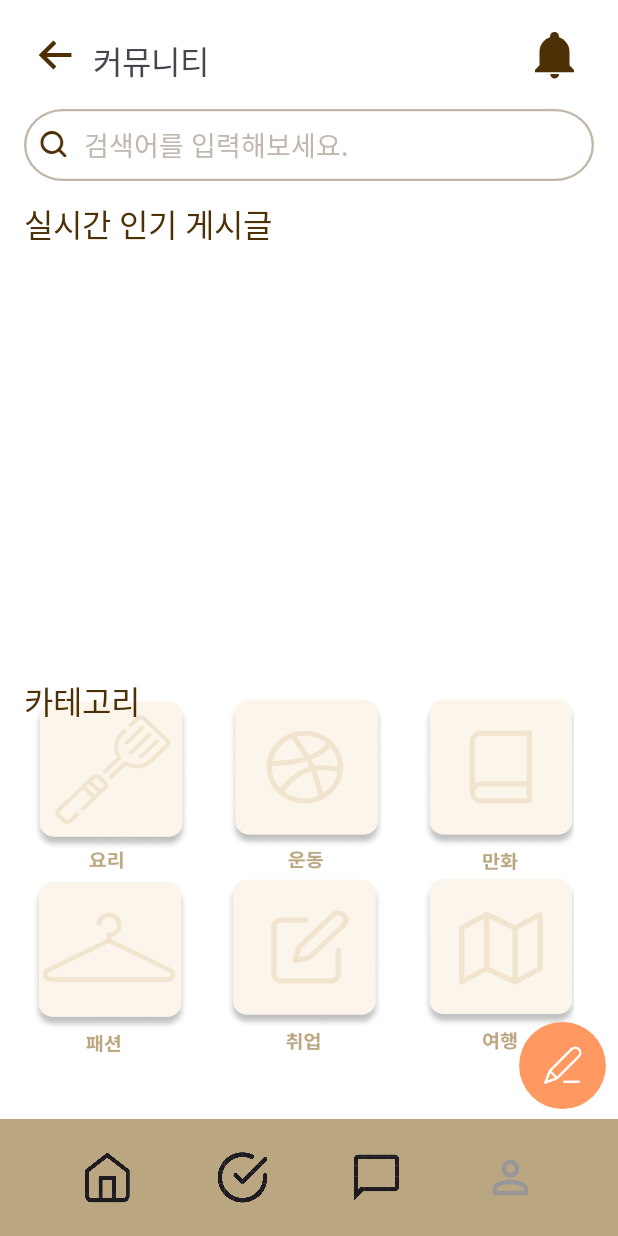
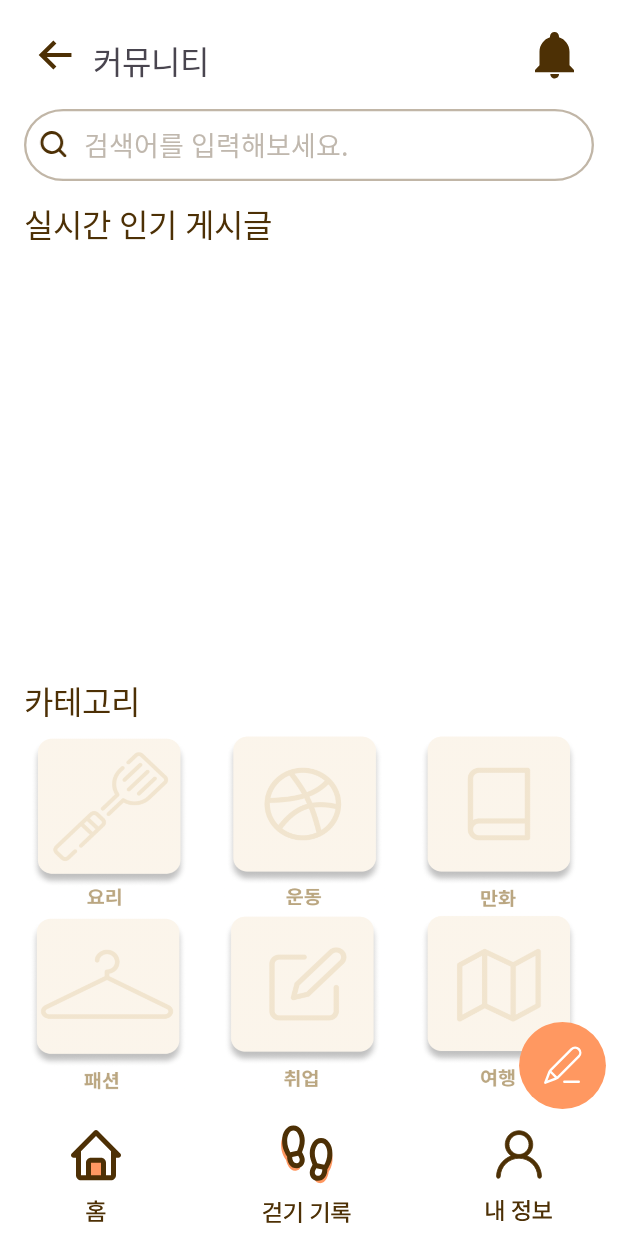
Before and after one commit to imhb11/hardcapstone, an Android app: the Community screen opened directly, with no data from a screen before it, on a phone screen of 412 x 824 dp. Run offline under Robolectric (Android 15) with nearby library versions, the phone set to English and light mode, and no system bars; our stand-ins replace Volley; libraries missing offline, so code that uses them is left out: com.prolificinteractive.materialcalendarview, org.checkerframework.checker; network calls fail; 8 statements that could not run were skipped.

Commit message:
걸음수 측정 완성>< 커뮤니티 리스트출력가능

```diff
--- a/app/src/main/java/com/example/youlivealone/Check.java
+++ b/app/src/main/java/com/example/youlivealone/Check.java
@@ -35,6 +35,7 @@ import com.prolificinteractive.materialcalendarview.DayViewDecorator;
 import com.prolificinteractive.materialcalendarview.DayViewFacade;
 import com.prolificinteractive.materialcalendarview.MaterialCalendarView;
 
+import org.checkerframework.checker.units.qual.C;
 import org.json.JSONException;
 import org.json.JSONObject;
 
@@ -88,7 +89,6 @@ public class Check extends AppCompatActivity implements SensorEventListener {
 
         setFullMonthView();
         displayStepsFromLocal();
-        // fetchStepsFromServer();
         scheduleDailyUpload();
 
         findViewById(R.id.home).setOnClickListener(v -> {
@@ -164,24 +164,48 @@ public class Check extends AppCompatActivity implements SensorEventListener {
     }
 
     private void displayStepsFromLocal() {
-        SharedPreferences prefs = getSharedPreferences("StepPrefs", MODE_PRIVATE);
-        Map<String, ?> allEntries = prefs.getAll();
         calendarView.removeDecorators();
-
         List<DayViewDecorator> decorators = new ArrayList<>();
 
-        for (Map.Entry<String, ?> entry : allEntries.entrySet()) {
-            String dateStr = entry.getKey();
-            if (dateStr.equals("initialSensorSteps") || dateStr.equals("총합")) continue;
+        Calendar startCal = Calendar.getInstance();
+        startCal.add(Calendar.MONTH, -2);
 
-            try {
-                int steps = (int) entry.getValue();
-                LocalDate date = LocalDate.parse(dateStr);
-                CalendarDay day = CalendarDay.from(date.getYear(), date.getMonthValue(), date.getDayOfMonth());
-                decorators.add(new StepDecorator(day, steps));
-            } catch (Exception e) {
-                Log.e("StepCalendar", "날짜 파싱 오류: " + dateStr);
+        Calendar endCal = Calendar.getInstance();
+        endCal.add(Calendar.MONTH, 2);
+
+        Calendar today = Calendar.getInstance();
+
+        while (!startCal.after(endCal)) {
+            int year = startCal.get(Calendar.YEAR);
+            int month = startCal.get(Calendar.MONTH); // 0-based
+            int day = startCal.get(Calendar.DAY_OF_MONTH);
+
+            boolean isBeforeOrToday =
+                    (year < today.get(Calendar.YEAR)) ||
+                            (year == today.get(Calendar.YEAR) && month < today.get(Calendar.MONTH)) ||
+                            (year == today.get(Calendar.YEAR) && month == today.get(Calendar.MONTH) && day < today.get(Calendar.DAY_OF_MONTH));
+
+            if (isBeforeOrToday) {
+                CalendarDay calendarDay = CalendarDay.from(year, month, day);
+                decorators.add(new StepDecorator(calendarDay, 0));
             }
+
+            boolean isToday =
+                    (year == today.get(Calendar.YEAR)) &&
+                            (month == today.get(Calendar.MONTH)) &&
+                            (day == today.get(Calendar.DAY_OF_MONTH));
+
+            if (isToday) {
+                String todayStr = new SimpleDateFormat("yyyy-MM-dd", Locale.getDefault()).format(new Date());
+                SharedPreferences prefs = getSharedPreferences("StepPrefs", MODE_PRIVATE);
+                int todaySteps = prefs.getInt(todayStr, 0);
+
+                CalendarDay calendarDay = CalendarDay.from(year, month, day);
+                decorators.add(new StepDecorator(calendarDay, todaySteps));
+            }
+
+
+            startCal.add(Calendar.DAY_OF_MONTH, 1);
         }
 
         for (DayViewDecorator decorator : decorators) {
@@ -283,8 +307,8 @@ public class Check extends AppCompatActivity implements SensorEventListener {
         public StepTextSpan(int steps) {
             this.steps = steps;
             this.paint = new Paint();
-            paint.setColor(Color.RED); // 강조 색상으로
-            paint.setTextSize(24f);    // 적절한 크기
+            paint.setColor(Color.BLACK); // 강조 색상으로
+            paint.setTextSize(40f);    // 적절한 크기
             paint.setAntiAlias(true);
             paint.setTextAlign(Paint.Align.CENTER);
             paint.setFakeBoldText(true);
@@ -294,7 +318,7 @@ public class Check extends AppCompatActivity implements SensorEventListener {
         public void drawBackground(Canvas canvas, Paint paint, int left, int right, int top, int baseline, int bottom,
                                    CharSequence text, int start, int end, int lineNumber) {
             float x = (left + right) / 2f;
-            float y = (top + bottom) / 2f + 10f;
+            float y = (top + bottom) / 2f + 65f;
             canvas.drawText(String.valueOf(steps), x, y, this.paint);
         }
     }
--- a/app/src/main/java/com/example/youlivealone/Community.java
+++ b/app/src/main/java/com/example/youlivealone/Community.java
@@ -46,7 +46,7 @@ public class Community extends AppCompatActivity {
 
 
         //버튼 작동코드들
-        findViewById(R.id.check).setOnClickListener(v -> {
+        findViewById(R.id.foots).setOnClickListener(v -> {
             Intent intent = new Intent(Community.this, Check.class);
             startActivity(intent);
         });
@@ -56,10 +56,6 @@ public class Community extends AppCompatActivity {
             startActivity(intent);
         });
 
-        findViewById(R.id.chat).setOnClickListener(v -> {
-            Intent intent = new Intent(Community.this, Chat.class);
-            startActivity(intent);
-        });
         findViewById(R.id.mypage).setOnClickListener(v -> {
             Intent intent = new Intent(Community.this, Mypage.class);
             startActivity(intent);
@@ -124,7 +120,7 @@ public class Community extends AppCompatActivity {
                             editor.apply();
                         }
 
-                        Intent intent = new Intent(Community.this, community_category.class);
+                        Intent intent = new Intent(Community.this, MessageBoard.class);
                         // 각 버튼에 맞는 데이터를 인텐트에 추가
                         intent.putExtra("buttonId", categoryId);
                         startActivity(intent);
--- a/app/src/main/java/com/example/youlivealone/community_category.java
+++ b/app/src/main/java/com/example/youlivealone/community_category.java
@@ -237,7 +237,7 @@ public class community_category extends AppCompatActivity {
                                 int id = post.getInt("categoryId");
                                 String title = post.getString("title");
                                 String content = post.getString("content");
-                                hotPosts.add(new Post(postId, id, title, content));
+                                //hotPosts.add(new Post(postId, id, title, content));
                             }
 
                             hotAdapter.notifyDataSetChanged();
@@ -275,7 +275,7 @@ public class community_category extends AppCompatActivity {
                                 int id = post.getInt("categoryId");
                                 String title = post.getString("title");
                                 String content = post.getString("content");
-                                postItems.add(new Post(postId, id, title, content));
+                                //postItems.add(new Post(postId, id, title, content));
                             }
 
                             postAdapter.notifyDataSetChanged();
--- a/app/src/main/res/layout/community.xml
+++ b/app/src/main/res/layout/community.xml
@@ -1,5 +1,4 @@
 <?xml version="1.0" encoding="utf-8"?>
-
 <androidx.constraintlayout.widget.ConstraintLayout xmlns:android="http://schemas.android.com/apk/res/android"
     xmlns:app="http://schemas.android.com/apk/res-auto"
     xmlns:tools="http://schemas.android.com/tools"
@@ -7,6 +6,51 @@
     android:layout_height="match_parent"
     android:background="@color/white">
 
+
+    <com.google.android.material.appbar.MaterialToolbar
+        android:id="@+id/materialToolbar"
+        android:layout_width="match_parent"
+        android:layout_height="75dp"
+        android:layout_marginBottom="4dp"
+        android:background="@color/white"
+        android:minHeight="?attr/actionBarSize"
+        android:theme="?attr/actionBarTheme"
+        app:layout_constraintBottom_toBottomOf="parent"
+        app:layout_constraintEnd_toEndOf="parent"
+        app:layout_constraintHorizontal_bias="1.0"
+        app:layout_constraintStart_toStartOf="parent" />
+
+    <ImageButton
+        android:id="@+id/home"
+        android:layout_width="wrap_content"
+        android:layout_height="wrap_content"
+        android:layout_marginStart="44dp"
+        android:background="@drawable/navigation_home_button"
+        app:layout_constraintBottom_toBottomOf="@+id/materialToolbar"
+        app:layout_constraintStart_toStartOf="parent"
+        app:layout_constraintTop_toTopOf="@+id/materialToolbar" />
+
+    <ImageView
+        android:id="@+id/foots"
+        android:layout_width="wrap_content"
+        android:layout_height="wrap_content"
+        android:background="@drawable/navigation_foot_button"
+        app:layout_constraintBottom_toBottomOf="@+id/materialToolbar"
+        app:layout_constraintEnd_toStartOf="@+id/mypage"
+        app:layout_constraintStart_toEndOf="@+id/home"
+        app:layout_constraintTop_toTopOf="@+id/materialToolbar" />
+
+    <ImageButton
+        android:id="@+id/mypage"
+        android:layout_width="wrap_content"
+        android:layout_height="wrap_content"
+        android:layout_marginTop="8dp"
+        android:layout_marginEnd="44dp"
+        android:layout_marginBottom="5dp"
+        android:background="@drawable/navigation_mypage_button"
+        app:layout_constraintBottom_toBottomOf="@+id/materialToolbar"
+        app:layout_constraintEnd_toEndOf="@+id/materialToolbar"
+        app:layout_constraintTop_toTopOf="@+id/materialToolbar" />
 
     <ImageView
         android:id="@+id/meeting_back1"
@@ -72,18 +116,18 @@
             android:textColorHint="#C0B8AE" />
     </LinearLayout>
 
+
     <androidx.gridlayout.widget.GridLayout
         android:id="@+id/categorygrid"
-        android:layout_width="364dp"
-        android:layout_height="265dp"
+        android:layout_width="372dp"
+        android:layout_height="262dp"
         android:layout_gravity="center"
+        android:layout_marginTop="488dp"
         app:columnCount="3"
-        app:layout_constraintBottom_toTopOf="@+id/materialToolbar"
         app:layout_constraintEnd_toEndOf="parent"
-        app:layout_constraintHorizontal_bias="0.391"
+        app:layout_constraintHorizontal_bias="0.425"
         app:layout_constraintStart_toStartOf="parent"
         app:layout_constraintTop_toTopOf="parent"
-        app:layout_constraintVertical_bias="0.964"
         app:rowCount="2">
 
         <ImageButton
@@ -128,64 +172,6 @@
             android:background="@drawable/community_trip_button" />
 
     </androidx.gridlayout.widget.GridLayout>
-
-    <com.google.android.material.appbar.MaterialToolbar
-        android:id="@+id/materialToolbar"
-        android:layout_width="match_parent"
-        android:layout_height="78dp"
-        android:background="#BAA681"
-        android:minHeight="?attr/actionBarSize"
-        android:theme="?attr/actionBarTheme"
-        app:layout_constraintBottom_toBottomOf="parent"
-        app:layout_constraintEnd_toEndOf="parent"
-        app:layout_constraintHorizontal_bias="1.0"
-        app:layout_constraintStart_toStartOf="parent"
-        app:layout_constraintTop_toTopOf="parent"
-        app:layout_constraintVertical_bias="1.0" />
-
-    <ImageButton
-        android:id="@+id/check"
-        android:layout_width="35dp"
-        android:layout_height="35dp"
-        android:layout_marginEnd="54dp"
-        android:background="@drawable/check"
-        app:layout_constraintBottom_toBottomOf="parent"
-        app:layout_constraintEnd_toStartOf="@+id/chat"
-        app:layout_constraintTop_toTopOf="@+id/materialToolbar" />
-
-    <ImageButton
-        android:id="@+id/home"
-        android:layout_width="35dp"
-        android:layout_height="35dp"
-        android:layout_marginStart="54dp"
-        android:layout_marginEnd="54dp"
-        android:background="@drawable/home"
-        app:layout_constraintBottom_toBottomOf="parent"
-        app:layout_constraintEnd_toStartOf="@+id/check"
-        app:layout_constraintHorizontal_bias="0.0"
-        app:layout_constraintStart_toStartOf="parent"
-        app:layout_constraintTop_toTopOf="@+id/materialToolbar" />
-
-    <ImageButton
-        android:id="@+id/chat"
-        android:layout_width="35dp"
-        android:layout_height="35dp"
-        android:layout_marginEnd="54dp"
-        android:background="@drawable/chat"
-        app:layout_constraintBottom_toBottomOf="parent"
-        app:layout_constraintEnd_toStartOf="@+id/mypage"
-        app:layout_constraintTop_toTopOf="@+id/materialToolbar" />
-
-    <ImageButton
-        android:id="@+id/mypage"
-        android:layout_width="35dp"
-        android:layout_height="35dp"
-        android:layout_marginEnd="54dp"
-        android:background="@drawable/mypagebutton"
-        app:layout_constraintBottom_toBottomOf="parent"
-        app:layout_constraintEnd_toEndOf="parent"
-        app:layout_constraintTop_toTopOf="@+id/materialToolbar" />
-
 
     <ImageButton
         android:id="@+id/categoryadd"
```
Also changed, not shown: app/src/main/AndroidManifest.xml (+12 -0 lines), app/src/main/java/com/example/youlivealone/MessageBoard.java (+45 -35 lines), app/src/main/java/com/example/youlivealone/Post.java (+12 -1 lines), app/src/main/java/com/example/youlivealone/PostListAdapter.java (added, +42 -0 lines), app/src/main/res/layout/messageboard.xml (+9 -8 lines), app/src/main/res/layout/purchase.xml (+45 -70 lines), app/src/main/java/com/example/youlivealone/MainActivity.java (line endings or trailing spaces), app/src/main/java/com/example/youlivealone/StepTrackingService.java (line endings or trailing spaces), 28 other files.
